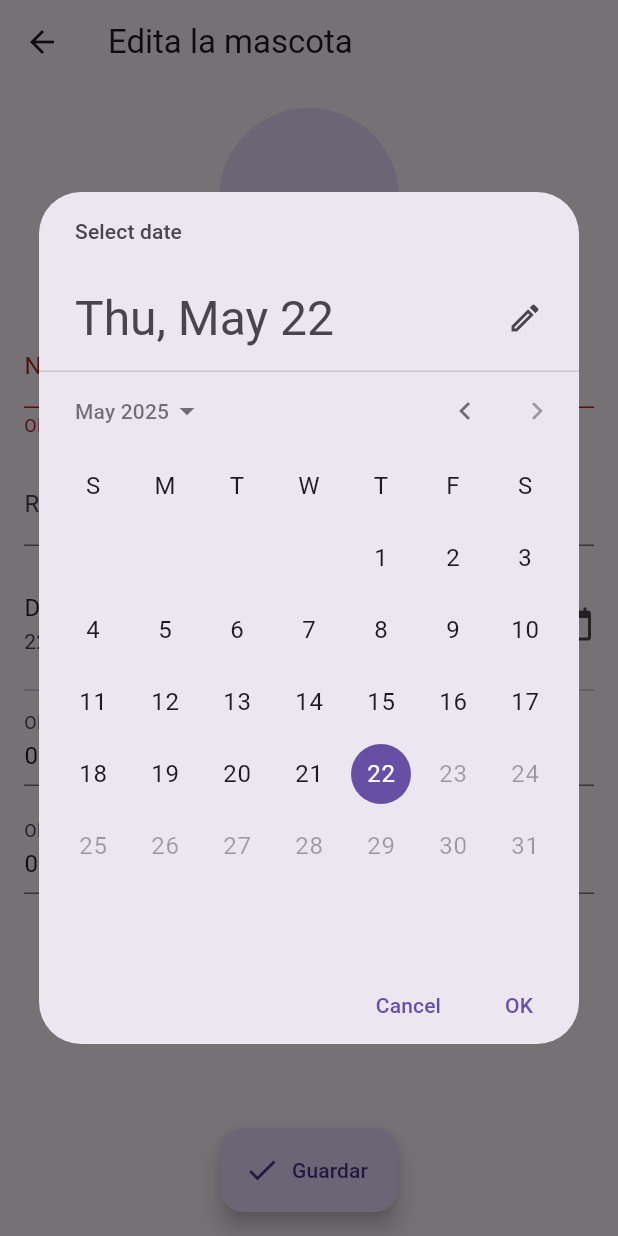
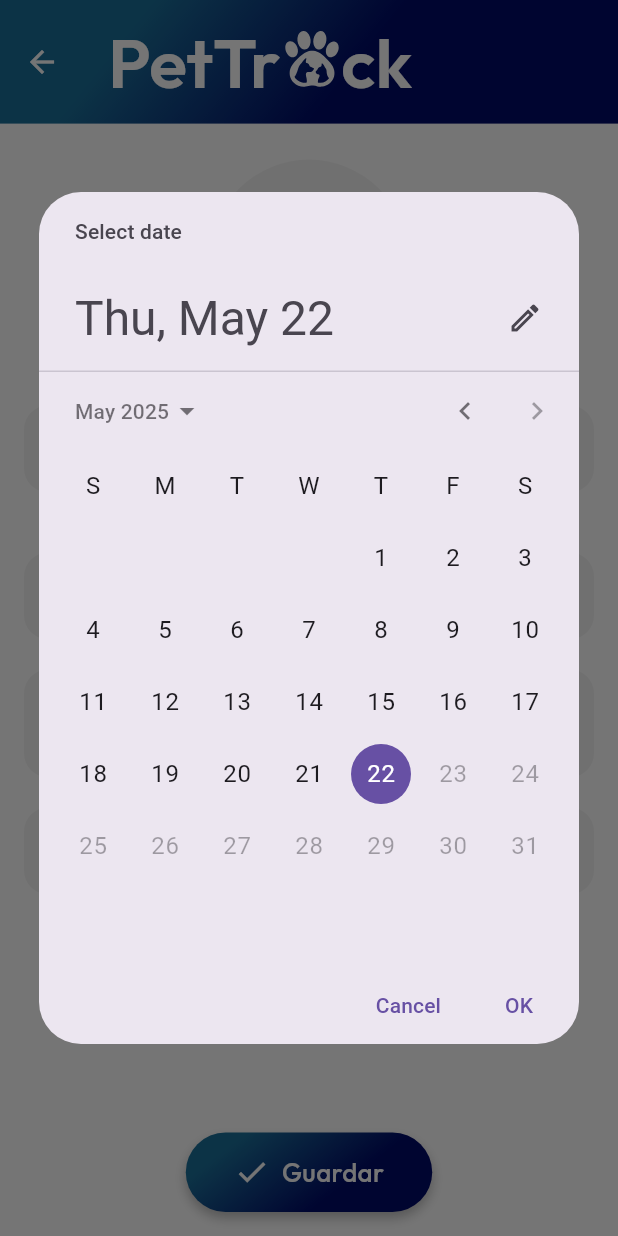
Before and after one commit to albert-ce/PetTrack, a Flutter app: the PetEditScreen screen opened directly with empty values, after a tap on "Guardar", after a tap on "Data de naixement", on a phone screen of 412 x 824 dp. Run offline on Flutter 3.47's test engine with Material 3 defaults, Android fonts, the phone set to English and light mode, and no system bars; our stand-ins replace cloud_firestore, firebase_auth, firebase_core, flutter_svg, font_awesome_flutter, google_fonts and 3 more; accounts and stored records are empty; generated files the repository leaves out were written again; network calls fail.

Commit message:
edit screen FE changed

```diff
--- a/lib/screens/pet_edit_screen.dart
+++ b/lib/screens/pet_edit_screen.dart
@@ -1,10 +1,11 @@
 import 'dart:io';
 import 'package:flutter/material.dart';
 import 'package:image_picker/image_picker.dart';
+import 'package:cloud_firestore/cloud_firestore.dart';
+import 'package:pet_track/components/app_bar.dart';
 import 'package:pet_track/core/app_colors.dart';
 import 'package:pet_track/core/app_styles.dart';
 import 'package:pet_track/models/pets_db.dart';
-import 'package:cloud_firestore/cloud_firestore.dart';
 
 class PetEditScreen extends StatefulWidget {
   final Map<String, dynamic> petData;
@@ -16,10 +17,10 @@ class PetEditScreen extends StatefulWidget {
 
 class _PetEditScreenState extends State<PetEditScreen> {
   final _formKey = GlobalKey<FormState>();
-  late TextEditingController _nameCtrl;
-  late TextEditingController _breedCtrl;
-  late TextEditingController _mealsGoalCtrl;
-  late TextEditingController _walksGoalCtrl;
+  late TextEditingController _nameCtrl,
+      _breedCtrl,
+      _mealsGoalCtrl,
+      _walksGoalCtrl;
   DateTime? _birthDate;
   String? _photoPath;
 
@@ -27,14 +28,10 @@ class _PetEditScreenState extends State<PetEditScreen> {
   void initState() {
     super.initState();
     final p = widget.petData;
-    _nameCtrl = TextEditingController(text: p['name']);
-    _breedCtrl = TextEditingController(text: p['breed']);
-    _mealsGoalCtrl = TextEditingController(
-      text: (p['mealsGoal'] ?? '').toString(),
-    );
-    _walksGoalCtrl = TextEditingController(
-      text: (p['walksGoal'] ?? '').toString(),
-    );
+    _nameCtrl = TextEditingController(text: p['name'] ?? '');
+    _breedCtrl = TextEditingController(text: p['breed'] ?? '');
+    _mealsGoalCtrl = TextEditingController(text: '${p['mealsGoal'] ?? ''}');
+    _walksGoalCtrl = TextEditingController(text: '${p['walksGoal'] ?? ''}');
     _birthDate =
         p['birthDate'] is Timestamp
             ? (p['birthDate'] as Timestamp).toDate()
@@ -42,56 +39,95 @@ class _PetEditScreenState extends State<PetEditScreen> {
     _photoPath = p['image'];
   }
 
+  Future<void> _pickImage() async {
+    final img = await ImagePicker().pickImage(source: ImageSource.gallery);
+    if (img != null) setState(() => _photoPath = img.path);
+  }
+
+  InputDecoration _dec(String label) => InputDecoration(
+    labelText: label,
+    filled: true,
+    fillColor: AppColors.backgroundComponent,
+    border: OutlineInputBorder(
+      borderRadius: BorderRadius.circular(16),
+      borderSide: BorderSide.none,
+    ),
+  );
+
   @override
   Widget build(BuildContext context) {
-    final picker = ImagePicker();
+    final h = MediaQuery.of(context).size.height;
+
     return Scaffold(
-      appBar: AppBar(title: const Text('Edita la mascota')),
+      backgroundColor: AppColors.background,
+      appBar: AppBarWidget(height: h * .10, iconColor: AppColors.background),
       body: SingleChildScrollView(
-        padding: const EdgeInsets.all(16),
+        padding: const EdgeInsets.symmetric(horizontal: 16, vertical: 24),
         child: Form(
           key: _formKey,
           child: Column(
             children: [
               GestureDetector(
-                onTap: () async {
-                  final img = await picker.pickImage(
-                    source: ImageSource.gallery,
-                  );
-                  if (img != null) setState(() => _photoPath = img.path);
-                },
+                onTap: _pickImage,
                 child: CircleAvatar(
-                  radius: 60,
+                  radius: h * .08,
+                  backgroundColor: AppColors.backgroundComponent,
                   backgroundImage:
                       _photoPath != null
+                          ? (_photoPath!.startsWith('/')
                                   ? FileImage(File(_photoPath!))
-                          : const AssetImage('assets/images/example.jpg')
-                              as ImageProvider,
+                                  : NetworkImage(_photoPath!))
+                              as ImageProvider
+                          : const AssetImage('assets/images/example.jpg'),
+                  child: Align(
+                    alignment: Alignment.bottomRight,
+                    child: Container(
+                      padding: const EdgeInsets.all(4),
+                      decoration: BoxDecoration(
+                        color: AppColors.accent,
+                        shape: BoxShape.circle,
+                      ),
+                      child: const Icon(
+                        Icons.edit,
+                        size: 18,
+                        color: Colors.white,
                       ),
                     ),
-              const SizedBox(height: 24),
-              // Nombre -------------------------------------------------------
+                  ),
+                ),
+              ),
+              const SizedBox(height: 32),
+
               TextFormField(
                 controller: _nameCtrl,
-                decoration: const InputDecoration(labelText: 'Nom'),
+                decoration: _dec('Nom'),
+                style: AppTextStyles.midText(context),
                 validator:
                     (v) => v == null || v.trim().isEmpty ? 'Obligatori' : null,
               ),
-              const SizedBox(height: 16),
-              // Raza ---------------------------------------------------------
+              const SizedBox(height: 20),
+
               TextFormField(
                 controller: _breedCtrl,
-                decoration: const InputDecoration(labelText: 'Raça'),
+                decoration: _dec('Raça'),
+                style: AppTextStyles.midText(context),
               ),
-              const SizedBox(height: 16),
-              // Fecha de nacimiento -----------------------------------------
+              const SizedBox(height: 20),
+
               ListTile(
-                contentPadding: EdgeInsets.zero,
-                title: const Text('Data de naixement'),
+                tileColor: AppColors.backgroundComponent,
+                shape: RoundedRectangleBorder(
+                  borderRadius: BorderRadius.circular(16),
+                ),
+                title: Text(
+                  'Data de naixement',
+                  style: AppTextStyles.midText(context),
+                ),
                 subtitle: Text(
                   _birthDate != null
                       ? '${_birthDate!.day}/${_birthDate!.month}/${_birthDate!.year}'
                       : 'Sense data',
+                  style: AppTextStyles.tinyText(context),
                 ),
                 trailing: const Icon(Icons.calendar_today),
                 onTap: () async {
@@ -104,30 +140,70 @@ class _PetEditScreenState extends State<PetEditScreen> {
                   if (picked != null) setState(() => _birthDate = picked);
                 },
               ),
-              const Divider(),
-              // Metas --------------------------------------------------------
-              TextFormField(
+              const SizedBox(height: 20),
+
+              Row(
+                children: [
+                  Expanded(
+                    child: TextFormField(
                       controller: _mealsGoalCtrl,
+                      decoration: _dec('Menjars/dia'),
                       keyboardType: TextInputType.number,
-                decoration: const InputDecoration(
-                  labelText: 'Objectiu menjades/dia',
+                      style: AppTextStyles.midText(context),
                     ),
                   ),
-              const SizedBox(height: 16),
-              TextFormField(
+                  const SizedBox(width: 16),
+                  Expanded(
+                    child: TextFormField(
                       controller: _walksGoalCtrl,
+                      decoration: _dec('Passeigs/dia'),
                       keyboardType: TextInputType.number,
-                decoration: const InputDecoration(
-                  labelText: 'Objectiu passeigs/dia',
+                      style: AppTextStyles.midText(context),
                     ),
+                  ),
+                ],
               ),
               const SizedBox(height: 100),
             ],
           ),
         ),
       ),
-      floatingActionButton: FloatingActionButton.extended(
-        onPressed: () async {
+
+      floatingActionButton: GestureDetector(
+        onTap: _save,
+        child: Container(
+          padding: const EdgeInsets.symmetric(horizontal: 32, vertical: 14),
+          decoration: BoxDecoration(
+            gradient: AppColors.gradient,
+            borderRadius: BorderRadius.circular(28),
+            boxShadow: const [
+              BoxShadow(
+                color: Colors.black26,
+                offset: Offset(0, 4),
+                blurRadius: 6,
+              ),
+            ],
+          ),
+          child: Row(
+            mainAxisSize: MainAxisSize.min,
+            children: [
+              const Icon(Icons.check, color: Colors.white),
+              const SizedBox(width: 8),
+              Text(
+                'Guardar',
+                style: AppTextStyles.midText(
+                  context,
+                ).copyWith(color: Colors.white),
+              ),
+            ],
+          ),
+        ),
+      ),
+      floatingActionButtonLocation: FloatingActionButtonLocation.centerFloat,
+    );
+  }
+
+  Future<void> _save() async {
     if (!_formKey.currentState!.validate()) return;
 
     final id = widget.petData['id'] as String;
@@ -138,20 +214,12 @@ class _PetEditScreenState extends State<PetEditScreen> {
       'meals': int.tryParse(_mealsGoalCtrl.text),
       'walks': int.tryParse(_walksGoalCtrl.text),
       'image': _photoPath,
-          };
-          update.removeWhere((_, v) => v == null);
+    }..removeWhere((_, v) => v == null);
 
-          await updatePet(id, update); // 🔄 Firestore
+    await updatePet(id, update);
     final merged = {...widget.petData, ...update};
 
     if (!mounted) return;
-          Navigator.pop(context, merged); // devolvemos la mascota actualizada
-        },
-
-        label: const Text('Guardar'),
-        icon: const Icon(Icons.check),
-      ),
-      floatingActionButtonLocation: FloatingActionButtonLocation.centerFloat,
-    );
+    Navigator.pop(context, merged);
   }
 }
```
Lines whose indentation alone changed are shown as unchanged.
